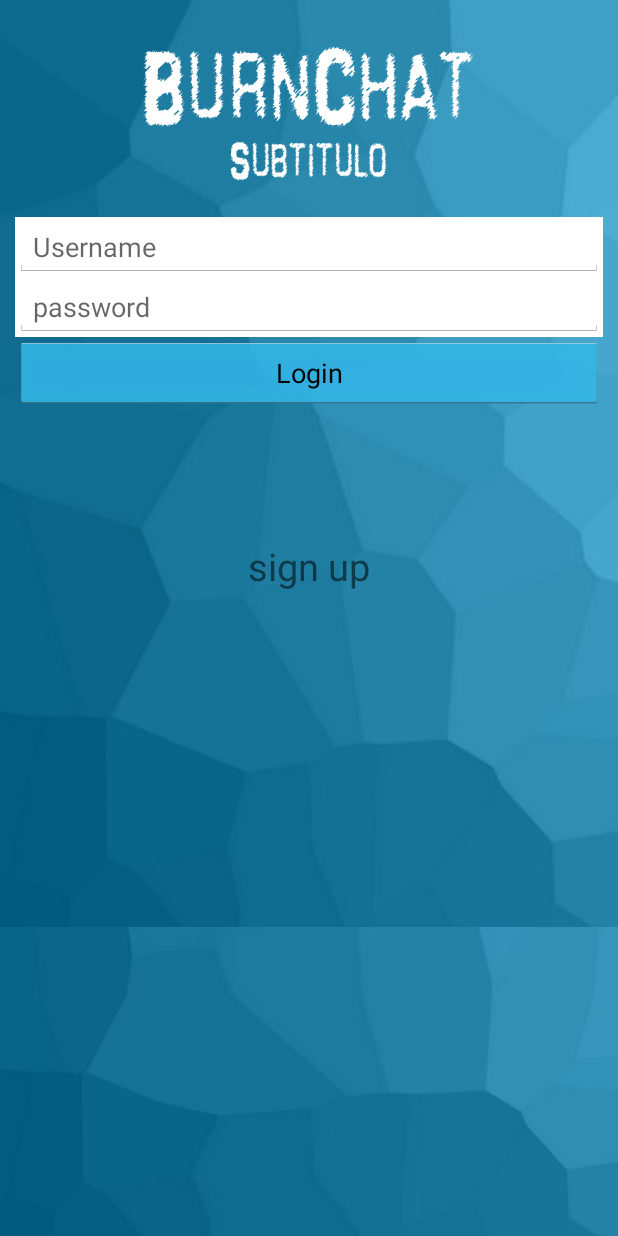
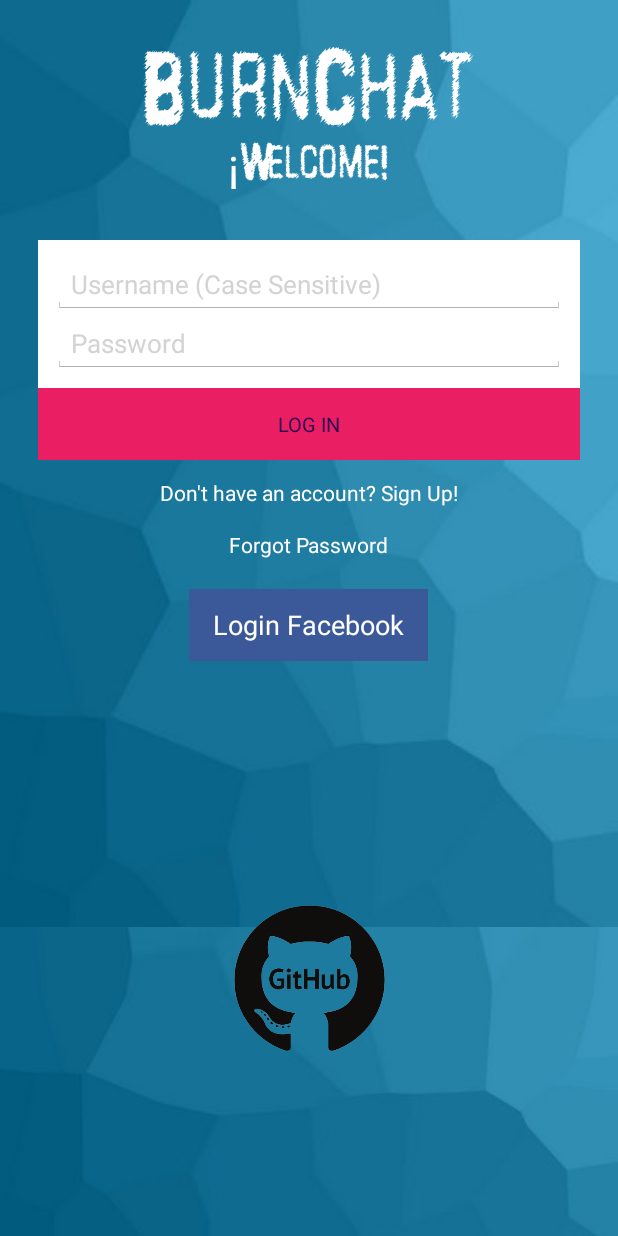
Before and after one commit to Roizus/BurnChat, an Android app: the LoginActivity screen opened directly, with no data from a screen before it, on a phone screen of 412 x 824 dp. Run offline under Robolectric (Android 15) with nearby library versions, the phone set to English and light mode, and no system bars; libraries missing offline, so code that uses them is left out: com.parse.

Commit message:
Change Login layout

```diff
--- a/app/src/main/java/es/dev_burnchat/burnchat/LoginActivity.java
+++ b/app/src/main/java/es/dev_burnchat/burnchat/LoginActivity.java
@@ -4,6 +4,7 @@ import android.app.AlertDialog;
 import android.content.Intent;
 import android.content.res.Resources;
 import android.graphics.Typeface;
+import android.net.Uri;
 import android.os.Bundle;
 import android.support.v4.view.MenuItemCompat;
 import android.support.v7.app.AppCompatActivity;
@@ -100,6 +101,10 @@ public class LoginActivity extends AppCompatActivity {
 
     }
 
+    public void onClick_url(View view){
+        Intent i=new Intent(android.content.Intent.ACTION_VIEW, Uri.parse("https://github.com/Roizus/BurnChat"));
+        startActivity(i);
+    }
 
     public void onclickLogin(View view){
         getSupportActionBar().show();
--- a/app/src/main/java/es/dev_burnchat/burnchat/Splash_Screen.java
+++ b/app/src/main/java/es/dev_burnchat/burnchat/Splash_Screen.java
@@ -2,17 +2,25 @@ package es.dev_burnchat.burnchat;
 
 import android.app.Activity;
 import android.content.Intent;
+import android.media.MediaPlayer;
 import android.os.Bundle;
 import android.os.Handler;
+
 /**
  * Created by Jose on 29/1/16.
  */
+
 public class Splash_Screen extends Activity {
+
+    private MediaPlayer sound;
 
     @Override
     protected void onCreate(Bundle savedInstanceState) {
         super.onCreate(savedInstanceState);
         setContentView(R.layout.activity_splash__screen);
+        sound = MediaPlayer.create(this, R.raw.sonido);
+        sound.setLooping(true);
+        sound.start();
         openApp(true);
     }
 
@@ -29,4 +37,28 @@ public class Splash_Screen extends Activity {
         }, 3000);
     }
 
+    @Override
+    protected void onDestroy() {
+        super.onDestroy();
+        if (sound.isPlaying()) {
+            sound.stop();
+            sound.release();
+        }
+
+    }
+
+    @Override
+    protected void onResume() {
+        super.onResume();
+        sound.start();
+
+    }
+
+    @Override
+    protected void onPause() {
+        super.onPause();
+        sound.pause();
+
+    }
+
 }
--- /dev/null
+++ b/app/src/main/res/drawable-mdpi/button_custom.xml
@@ -0,0 +1,8 @@
+<?xml version="1.0" encoding="utf-8"?>
+<selector xmlns:android="http://schemas.android.com/apk/res/android">
+    <item android:drawable="@color/pressed_purple_button"
+          android:state_pressed="true" />
+    <item android:drawable="@color/focused_purple_button"
+          android:state_focused="true" />
+    <item android:drawable="@color/light_purple_button" />
+</selector>
--- a/app/src/main/res/layout/activity_login.xml
+++ b/app/src/main/res/layout/activity_login.xml
@@ -14,32 +14,9 @@
         android:src="@drawable/fondo_burn"
         android:layout_alignParentRight="true"
         android:layout_alignParentEnd="true"
-        android:scaleType="fitStart"/>
+        android:scaleType="fitStart"
+        android:onClick="onClick_url" />
     <requestFocus/>
-
-
-    <Button
-        android:layout_width="match_parent"
-        android:layout_height="wrap_content"
-        android:id="@+id/LoginButton"
-        android:layout_below="@+id/linearLayout"
-        android:text="Login"
-        android:layout_alignLeft="@+id/linearLayout"
-        android:layout_alignStart="@+id/linearLayout"
-        android:layout_alignRight="@+id/linearLayout"
-        android:layout_alignEnd="@+id/linearLayout"
-        android:onClick="onclickLogin" />
-
-
-    <TextView
-        android:layout_width="wrap_content"
-        android:layout_height="wrap_content"
-        android:id="@+id/SignupButton"
-        android:textSize="25sp"
-        android:text="sign up"
-        android:layout_below="@+id/LoginButton"
-        android:layout_centerHorizontal="true"
-        android:layout_marginTop="87dp" />
 
     <TextView
         android:layout_width="wrap_content"
@@ -56,7 +33,7 @@
     <TextView
         android:layout_width="wrap_content"
         android:layout_height="wrap_content"
-        android:text="Subtitulo"
+        android:text="¡Welcome!"
         android:id="@+id/subtitle"
         android:textColor="@android:color/white"
         android:textSize="30sp"
@@ -64,37 +41,79 @@
         android:layout_below="@+id/title"
         android:layout_centerHorizontal="true" />
     <requestFocus/>
-
     <LinearLayout
-        android:orientation="vertical"
-        android:layout_width="match_parent"
-        android:layout_height="wrap_content"
-        android:layout_below="@+id/subtitle"
-        android:background="#ffffff"
-        android:layout_marginRight="10dp"
-        android:layout_marginLeft="10dp"
-        android:layout_marginTop="20dp"
-        android:id="@+id/linearLayout">
+        android:id="@+id/editTextLayout"
+        style="@style/AuthFieldContainer" >
 
         <EditText
-            android:layout_width="match_parent"
-            android:layout_height="wrap_content"
             android:id="@+id/usernameField"
-            android:hint="@string/Username"
-            android:layout_above="@+id/passwordField"
-            android:layout_alignLeft="@+id/imageView"
-            android:layout_alignStart="@+id/imageView" />
-
+            style="@style/AuthEditText"
+            android:hint="@string/username_hint" >
+            <requestFocus />
+        </EditText>
 
         <EditText
-            android:layout_width="match_parent"
-            android:layout_height="wrap_content"
             android:id="@+id/passwordField"
+            style="@style/AuthEditText"
             android:inputType="textPassword"
-            android:layout_centerVertical="true"
-            android:layout_alignLeft="@+id/imageView"
-            android:layout_alignStart="@+id/imageView"
-            android:hint="@string/passwordField" />
+            android:hint="@string/password_hint" >
+        </EditText>
     </LinearLayout>
 
+    <Button
+        android:id="@+id/LoginButton"
+        style="@style/AuthButton"
+        android:text="@string/login_button_label"
+        android:layout_alignParentLeft="true"
+        android:layout_below="@+id/editTextLayout"
+        android:onClick="onclickLogin" />
+
+    <TextView
+        android:id="@+id/SignupButton"
+        android:layout_width="wrap_content"
+        android:layout_height="wrap_content"
+        android:layout_below="@id/LoginButton"
+        android:layout_centerHorizontal="true"
+        android:layout_marginTop="12dp"
+        android:text="@string/sign_up_text"
+        android:textColor="@android:color/white" />
+
+    <TextView
+        android:id="@+id/forgotPasswordText"
+        android:layout_width="wrap_content"
+        android:layout_height="wrap_content"
+        android:text="@string/forgot_pw_text"
+        android:layout_marginTop="15dp"
+        android:layout_below="@+id/SignupButton"
+        android:layout_centerHorizontal="true"
+        android:textColor="@android:color/white"
+        />
+
+    <ImageView
+        android:layout_width="wrap_content"
+        android:layout_height="wrap_content"
+        android:id="@+id/imageView3"
+        android:src="@drawable/logo_git"
+        android:onClick="onClick_url"
+        android:layout_alignParentBottom="true"
+        android:layout_alignRight="@+id/subtitle"
+        android:layout_alignEnd="@+id/subtitle"
+        android:layout_alignLeft="@+id/forgotPasswordText"
+        android:layout_alignStart="@+id/forgotPasswordText"
+        android:layout_below="@+id/button"
+        android:layout_marginTop="40dp" />
+
+    <Button
+        android:id="@+id/button"
+        android:layout_width="wrap_content"
+        android:layout_height="wrap_content"
+        android:background="@color/com_facebook_blue"
+        android:paddingLeft="16dp"
+        android:paddingRight="16dp"
+        android:text="Login Facebook"
+        android:textColor="@android:color/white"
+        android:layout_below="@+id/forgotPasswordText"
+        android:layout_centerHorizontal="true"
+        android:layout_marginTop="20dp" />
+
 </RelativeLayout>
--- a/app/src/main/res/layout/fragment_friends.xml
+++ b/app/src/main/res/layout/fragment_friends.xml
@@ -8,7 +8,7 @@
     android:paddingTop="@dimen/activity_vertical_margin"
     android:paddingBottom="@dimen/activity_vertical_margin"
     tools:context=".MainActivity$PlaceholderFragment"
-    android:background="@drawable/papel2">
+    android:background="#FFFFFF">
 
     <GridView
         android:id="@+id/friendGrid"
--- a/app/src/main/res/values/colors.xml
+++ b/app/src/main/res/values/colors.xml
@@ -6,4 +6,9 @@
     <color name="apptheme_color">#33b5e5</color>
     <color name="light_purple_background">#e9e4ed</color>
     <color name="light_gray">#D3D3D3</color>
+    <color name="light_purple_button">#E91E63</color>
+    <color name="pressed_purple_button">#E91E63</color>
+    <color name="focused_purple_button">#C2185B</color>
+    <color name="text_color">#250054</color>
+    <color name="com_facebook_blue">#3B5998</color>
 </resources>
--- a/app/src/main/res/values/dimens.xml
+++ b/app/src/main/res/values/dimens.xml
@@ -4,10 +4,12 @@
     <dimen name="activity_vertical_margin">16dp</dimen>
     <dimen name="fab_margin">16dp</dimen>
     <dimen name="appbar_padding_top">8dp</dimen>
+    <dimen name="login_vertical_margin">32dp</dimen>
+    <dimen name="login_horizontal_padding">10dp</dimen>
+    <dimen name="login_vertical_padding">10dp</dimen>
     <dimen name="inbox_horizontal_margin">8dp</dimen>
     <dimen name="inbox_vertical_margin">8dp</dimen>
-    <dimen name="message_list_item_vertical_margin">8dp</dimen>
     <dimen name="message_vertical_padding">8dp</dimen>
     <dimen name="user_grid_spacing">8dp</dimen>
-
+    <dimen name="message_list_item_vertical_margin">8dp</dimen>
 </resources>
--- a/app/src/main/res/values/strings.xml
+++ b/app/src/main/res/values/strings.xml
@@ -41,5 +41,10 @@
     <string name="title_activity_view_image">ViewImageActivity</string>
     <string name="message_icon">Message icon</string>
     <string name="content_desc_user_avatar">user avatar</string>
+    <string name="username_hint">Username (Case Sensitive)</string>
+    <string name="password_hint">Password</string>
+    <string name="login_button_label">LOG IN</string>
+    <string name="sign_up_text">Don\'t have an account? Sign Up!</string>
+    <string name="forgot_pw_text">Forgot Password</string>
 
 </resources>
--- a/app/src/main/res/values/styles.xml
+++ b/app/src/main/res/values/styles.xml
@@ -104,4 +104,37 @@
 
     </style>
 
+    <style name="AuthFieldContainer">
+        <item name="android:background">@android:color/white</item>
+        <item name="android:layout_marginLeft">@dimen/activity_horizontal_margin</item>
+        <item name="android:layout_marginRight">@dimen/activity_horizontal_margin</item>
+        <item name="android:layout_marginTop">@dimen/login_vertical_margin</item>
+        <item name="android:orientation">vertical</item>
+        <item name="android:paddingBottom">@dimen/login_vertical_padding</item>
+        <item name="android:paddingLeft">@dimen/login_horizontal_padding</item>
+        <item name="android:paddingRight">@dimen/login_horizontal_padding</item>
+        <item name="android:paddingTop">@dimen/login_vertical_padding</item>
+        <item name="android:layout_width">match_parent</item>
+        <item name="android:layout_height">wrap_content</item>
+        <item name="android:layout_below">@id/subtitle</item>
+    </style>
+
+    <style name="AuthEditText" parent="android:Widget.Holo.Light.EditText">
+        <item name="android:ems">10</item>
+        <item name="android:textColorHint">@color/light_gray</item>
+        <item name="android:textSize">17sp</item>
+        <item name="android:layout_width">match_parent</item>
+        <item name="android:layout_height">wrap_content</item>
+    </style>
+
+    <style name="AuthButton" parent="android:Widget.Holo.Light.Button">
+        <item name="android:background">@drawable/button_custom</item>
+        <item name="android:layout_marginLeft">@dimen/activity_horizontal_margin</item>
+        <item name="android:layout_marginRight">@dimen/activity_horizontal_margin</item>
+        <item name="android:textColor">@color/text_color</item>
+        <item name="android:textSize">13sp</item>
+        <item name="android:layout_width">match_parent</item>
+        <item name="android:layout_height">wrap_content</item>
+    </style>
+
 </resources>
```
Also changed, not shown: app/src/main/res/drawable-mdpi/github.png (added), app/src/main/res/drawable-mdpi/logo_git.png (added), 1 other file.
